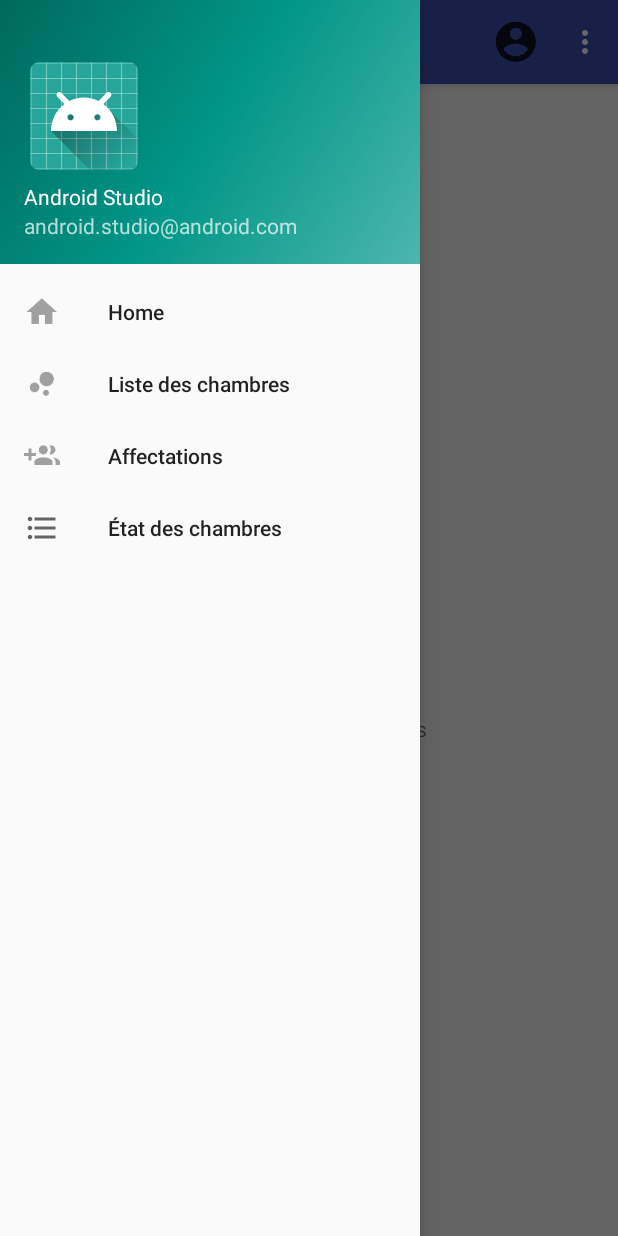
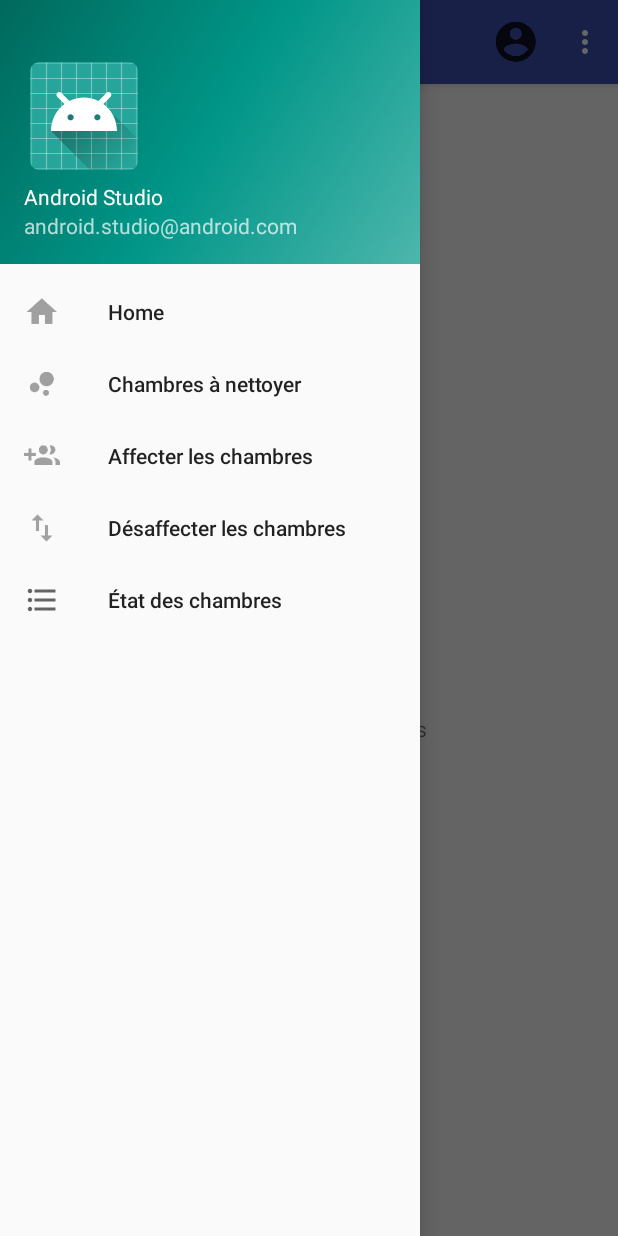
Before and after one commit to luffy7718/AfpaHotellerie, an Android app: the fragment AssignRoomFragment placed in its activity, with the side drawer open, on a phone screen of 412 x 824 dp. Run offline under Robolectric (Android 15) with nearby library versions, the phone set to English and light mode, and no system bars; 5 statements that could not run were skipped.

Commit message:
Ajout du BroadcastReceiver pour afficher en temps réel la notification. Ajout d'un bouton déffacter les chambres.

```diff
--- a/app/src/main/java/com/example/a77011_40_08/afpahotellerie/activities/HomeActivity.java
+++ b/app/src/main/java/com/example/a77011_40_08/afpahotellerie/activities/HomeActivity.java
@@ -2,9 +2,12 @@ package com.example.a77011_40_08.afpahotellerie.activities;
 
 import android.app.Fragment;
 import android.app.FragmentManager;
+import android.content.BroadcastReceiver;
 import android.content.Context;
 import android.content.Intent;
+import android.content.IntentFilter;
 import android.os.Bundle;
+import android.support.v4.content.LocalBroadcastManager;
 import android.util.Log;
 import android.support.design.widget.NavigationView;
 import android.support.v4.view.GravityCompat;
@@ -28,6 +31,7 @@ import com.example.a77011_40_08.afpahotellerie.models.Job;
 import com.example.a77011_40_08.afpahotellerie.models.Push;
 import com.example.a77011_40_08.afpahotellerie.models.User;
 import com.example.a77011_40_08.afpahotellerie.R;
+import com.example.a77011_40_08.afpahotellerie.services.MyFirebaseMessagingService;
 import com.example.a77011_40_08.afpahotellerie.utils.Constants;
 import com.example.a77011_40_08.afpahotellerie.utils.Functions;
 import com.example.a77011_40_08.afpahotellerie.utils.Session;
@@ -46,7 +50,7 @@ public class HomeActivity extends AppCompatActivity
     TextView txtHeaderName;
     ImageView imgProfilePics;
     SWInterface swInterface;
-    Job job;
+    //MyFirebaseMessagingService myFirebaseMessagingService;
 
     @Override
     protected void onCreate(Bundle savedInstanceState) {
@@ -86,6 +90,20 @@ public class HomeActivity extends AppCompatActivity
         userHasChange(Session.getMyUser());
 
     }
+
+    /*@Override
+    public void onStart() {
+        super.onStart();
+        LocalBroadcastManager.getInstance(context).registerReceiver((mMessageReceiver),
+                new IntentFilter("MessageReceive")
+        );
+    }
+
+    @Override
+    public void onStop() {
+        super.onStop();
+        LocalBroadcastManager.getInstance(context).unregisterReceiver(mMessageReceiver);
+    }*/
 
     @Override
     public void onBackPressed() {
@@ -136,6 +154,8 @@ public class HomeActivity extends AppCompatActivity
             changeFragment(Constants.FRAG_ASSIGNED_STAFF, null);
         } else if (id == R.id.nav_stateRooms) {
             changeFragment(Constants.FRAG_SATEROOMS, null);
+        } else if (id == R.id.nav_unaffectation) {
+            changeFragment(Constants.FRAG_ASSIGNED_ROOM,null);
         }
 
         DrawerLayout drawer = (DrawerLayout) findViewById(R.id.drawer_layout);
@@ -226,8 +246,8 @@ public class HomeActivity extends AppCompatActivity
         });
     }
 
-    private void adapteDrawer(NavigationView navigationView){
-        HashMap<Integer,Boolean> access = Session.getMyAccess();
+    private void adapteDrawer(NavigationView navigationView) {
+        HashMap<Integer, Boolean> access = Session.getMyAccess();
         Menu menu = navigationView.getMenu();
         menu.findItem(R.id.nav_home).setVisible(access.get(Constants._FRAG_HOME));
         menu.findItem(R.id.nav_room_to_clean).setVisible(access.get(Constants.FRAG_ROOMS_CLEAN));
@@ -236,4 +256,16 @@ public class HomeActivity extends AppCompatActivity
         //menu.findItem(R.id.nav_affectation).setVisible(access.get(Constants.FRAG_ASSIGNED_ROOM));
 
     }
+
+    /*private BroadcastReceiver mMessageReceiver = new BroadcastReceiver() {
+        @Override
+        public void onReceive(Context context, Intent intent) {
+            int idFrom = intent.getIntExtra("idFragment",-1);
+            if(idFrom != -1){
+                Log.e(Constants._TAG_LOG, "HomeActivity: " + idFrom);
+            }else{
+                Log.e(Constants._TAG_LOG, "HomeActivity: pas d'idFrom");
+            }
+        }
+    };*/
 }
--- a/app/src/main/java/com/example/a77011_40_08/afpahotellerie/fragments/AssignRoomFragment.java
+++ b/app/src/main/java/com/example/a77011_40_08/afpahotellerie/fragments/AssignRoomFragment.java
@@ -1,8 +1,12 @@
 package com.example.a77011_40_08.afpahotellerie.fragments;
 
+import android.content.BroadcastReceiver;
 import android.content.Context;
+import android.content.Intent;
+import android.content.IntentFilter;
 import android.os.Bundle;
 import android.app.Fragment;
+import android.support.v4.content.LocalBroadcastManager;
 import android.support.v7.widget.DefaultItemAnimator;
 import android.support.v7.widget.GridLayoutManager;
 import android.support.v7.widget.RecyclerView;
@@ -21,6 +25,7 @@ import com.example.a77011_40_08.afpahotellerie.models.Push;
 import com.example.a77011_40_08.afpahotellerie.models.Room;
 import com.example.a77011_40_08.afpahotellerie.models.Rooms;
 import com.example.a77011_40_08.afpahotellerie.models.User;
+import com.example.a77011_40_08.afpahotellerie.services.MyFirebaseMessagingService;
 import com.example.a77011_40_08.afpahotellerie.utils.Constants;
 import com.example.a77011_40_08.afpahotellerie.utils.Functions;
 import com.example.a77011_40_08.afpahotellerie.utils.GridSpacingItemDecoration;
@@ -53,6 +58,7 @@ public class AssignRoomFragment extends Fragment {
     User user;
     Rooms savedRooms;
 
+
     public AssignRoomFragment() {
         // Required empty public constructor
     }
@@ -63,6 +69,8 @@ public class AssignRoomFragment extends Fragment {
         fragment.setArguments(args);
         return fragment;
     }
+
+
 
     @Override
     public void onCreate(Bundle savedInstanceState) {
@@ -76,6 +84,8 @@ public class AssignRoomFragment extends Fragment {
                 Gson gson = new Gson();
                 user = gson.fromJson(json, User.class);
             }
+        }else{
+           Log.e(Constants._TAG_LOG,"Pas d'utilisateur");
         }
         swInterface = RetrofitApi.getInterface();
         assignRoomAdapter = new AssignRoomAdapter(true, getActivity());
@@ -107,35 +117,40 @@ public class AssignRoomFragment extends Fragment {
         rvwListUnaffected.addItemDecoration(new GridSpacingItemDecoration(numberOfColumns,
                 spacingInPixels, true, 0));
         selectedUser();
-
         return view;
     }
+
+
+
 
     @Override
     public void onStop() {
         super.onStop();
-        Log.e(Constants._TAG_LOG,"OnStop");
-        if(!assignRoomAdapter.compareRooms(savedRooms)){
-            Log.e(Constants._TAG_LOG,"Changements detectés");
+
+        Log.e(Constants._TAG_LOG, "OnStop");
+        if (!assignRoomAdapter.compareRooms(savedRooms) && user != null) {
+            Log.e(Constants._TAG_LOG, "Changements detectés");
             Gson gson = new Gson();
-            HashMap<String,String> body = new HashMap<>();
-            body.put("title","Changement d'affectation");
-            body.put("text","Vous avez de nouvelles affectations.");
+            HashMap<String, String> body = new HashMap<>();
+            body.put("title", "Changement d'affectation");
+            body.put("text", "Vous avez de nouvelles affectations.");
+            body.put("update",Constants.FRAG_ROOMS_CLEAN+"");
             String json = gson.toJson(body);
-            Log.e(Constants._TAG_LOG,"Body: "+json);
-            Call<Push> call = swInterface.sendMessage(Functions.getAuth(),user.getIdStaff(), Session.getMyUser().getIdStaff(),"notification",json);
+            Log.e(Constants._TAG_LOG, "Body: " + json);
+            Call<Push> call = swInterface.sendMessage(Functions.getAuth(), user.getIdStaff(),
+                    Session.getMyUser().getIdStaff(), "notification", json);
             call.enqueue(new Callback<Push>() {
                 @Override
                 public void onResponse(Call<Push> call, Response<Push> response) {
-                    if(response.isSuccessful()){
+                    if (response.isSuccessful()) {
                         Push push = response.body();
-                        if(push.getStatus() == 1){
-                            Log.e(Constants._TAG_LOG,"Success onStop");
-                        }else{
-                            Log.e(Constants._TAG_LOG,push.getData());
+                        if (push.getStatus() == 1) {
+                            Log.e(Constants._TAG_LOG, "Success onStop");
+                        } else {
+                            Log.e(Constants._TAG_LOG, push.getData());
                         }
-                    }else{
-                        Log.e(Constants._TAG_LOG,response.toString());
+                    } else {
+                        Log.e(Constants._TAG_LOG, response.toString());
                     }
                 }
 
@@ -148,7 +163,12 @@ public class AssignRoomFragment extends Fragment {
     }
 
     private void getAssignedRooms() {
-        Call<Push> call = swInterface.getAssignedRooms(Functions.getAuth(), user.getIdStaff());
+        Call<Push> call;
+        if(user != null){
+            call = swInterface.getAssignedRooms(Functions.getAuth(), user.getIdStaff());
+        }else{
+            call = swInterface.getAssignedRooms(Functions.getAuth(), 0);
+        }
 
         call.enqueue(new Callback<Push>() {
             @Override
@@ -164,11 +184,6 @@ public class AssignRoomFragment extends Fragment {
                         assignRoomAdapter.loadRoom(rooms);
                         assignRoomAdapter.notifyDataSetChanged();
                         Log.e(Constants._TAG_LOG, "DATA RECIEVE");
-
-                        /*if (idStaff == 0) {
-                            assignRoomAdapter.loadRoom(null);
-                            assignRoomAdapter.notifyDataSetChanged();
-                        }*/
                     }
                 } else {
 
@@ -220,48 +235,16 @@ public class AssignRoomFragment extends Fragment {
     }
 
     public void selectedUser() {
-        txtName.setText(user.getName());
-        txtFirstName.setText(user.getFirstname());
-        unaffectedRoomsAdapter.setIdStaff(user.getIdStaff());
+        if(user != null){
+            txtName.setText(user.getName());
+            txtFirstName.setText(user.getFirstname());
+            unaffectedRoomsAdapter.setIdStaff(user.getIdStaff());
+        }else{
+            Log.e(Constants._TAG_LOG,"Pas d'utilisateur selectionné");
+        }
         getAssignedRooms();
         getUnassignedRooms();
     }
 
 
-   /* public static boolean jsonObjsAreEqual(Room room, Room room1) throws JSONException {
-        if (room == null || room1 == null) {
-            return (room == room1);
-        }
-
-        List<Integer> l1 = Arrays.asList(room.getIdRoom());
-        Collections.sort(l1);
-        List<Integer> l2 = Arrays.asList(room1.getIdRoom());
-        Collections.sort(l2);
-        if (!l1.equals(l2)) {
-            return false;
-        }
-        for (Integer key : l1) {
-            Object val1 = room.getIdRoom();
-            Object val2 = room1.getIdRoom();
-            if (val1 instanceof JSONObject) {
-                if (!(val2 instanceof JSONObject)) {
-                    return false;
-                }
-                if (!jsonObjsAreEqual((Room) val1, (Room) val2)) {
-                    return false;
-                }
-            }
-
-            if (val1 == null) {
-                if (val2 != null) {
-                    return false;
-                }
-            } else if (!val1.equals(val2)) {
-                return false;
-            }
-        }
-        return true;
-    }*/
-
-
 }
--- a/app/src/main/res/menu/activity_home_drawer.xml
+++ b/app/src/main/res/menu/activity_home_drawer.xml
@@ -11,11 +11,15 @@
         <item
             android:id="@+id/nav_room_to_clean"
             android:icon="@drawable/ic_action_room_to_clean"
-            android:title="Liste des chambres" />
+            android:title="Chambres à nettoyer" />
         <item
             android:id="@+id/nav_affectation"
             android:icon="@drawable/ic_action_assignment"
-            android:title="Affectations" />
+            android:title="Affecter les chambres" />
+        <item
+            android:id="@+id/nav_unaffectation"
+            android:icon="@drawable/ic_action_assign_room"
+            android:title="Désaffecter les chambres" />
         <item
             android:id="@+id/nav_stateRooms"
             android:icon="@drawable/ic_format_list_bulleted_black_24dp"
```
Also changed, not shown: app/src/main/java/com/example/a77011_40_08/afpahotellerie/fragments/RoomsToCleanFragment.java (+47 -12 lines), app/src/main/java/com/example/a77011_40_08/afpahotellerie/services/MyFirebaseMessagingService.java (+37 -16 lines), app/src/main/res/drawable-hdpi/ic_action_assign_room.png (added), app/src/main/res/drawable-mdpi/ic_action_assign_room.png (added), app/src/main/res/drawable-xhdpi/ic_action_assign_room.png (added), app/src/main/res/drawable-xxhdpi/ic_action_assign_room.png (added).
